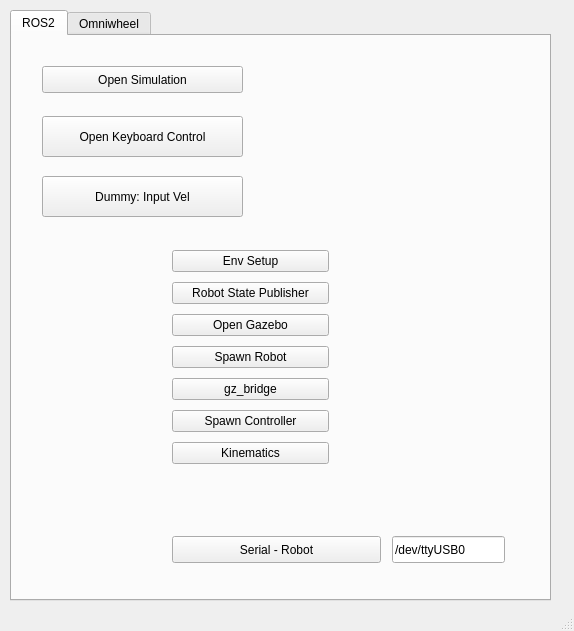
The window that form.ui (Bakso14/pyqt_omniwheel) describes before a commit, drawn with Qt 5.
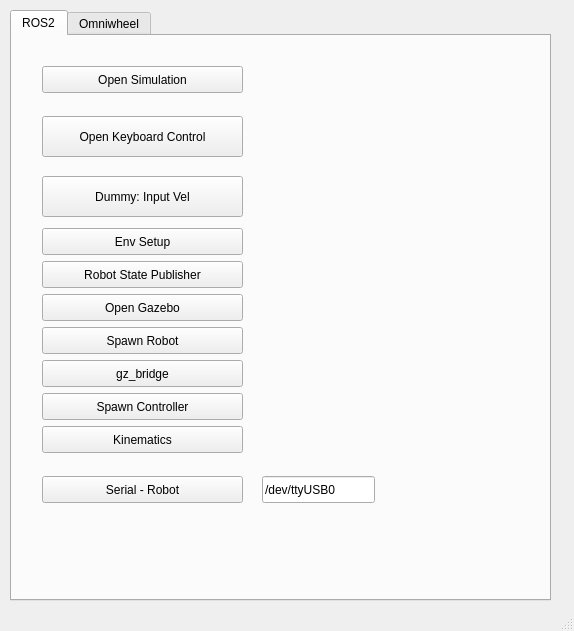
The same window after the commit.

Diff of the .ui file:
```diff
--- a/form.ui
+++ b/form.ui
@@ -69,73 +69,12 @@
        <string>Dummy: Input Vel</string>
       </property>
      </widget>
-     <widget class="QWidget" name="layoutWidget">
-      <property name="geometry">
-       <rect>
-        <x>160</x>
-        <y>210</y>
-        <width>157</width>
-        <height>227</height>
-       </rect>
-      </property>
-      <layout class="QGridLayout" name="gridLayout">
-       <item row="0" column="0">
-        <widget class="QPushButton" name="buttonRos1">
-         <property name="text">
-          <string>Env Setup</string>
-         </property>
-        </widget>
-       </item>
-       <item row="1" column="0">
-        <widget class="QPushButton" name="buttonRos2">
-         <property name="text">
-          <string>Robot State Publisher</string>
-         </property>
-        </widget>
-       </item>
-       <item row="2" column="0">
-        <widget class="QPushButton" name="buttonRos3">
-         <property name="text">
-          <string>Open Gazebo</string>
-         </property>
-        </widget>
-       </item>
-       <item row="3" column="0">
-        <widget class="QPushButton" name="buttonRos4">
-         <property name="text">
-          <string>Spawn Robot</string>
-         </property>
-        </widget>
-       </item>
-       <item row="4" column="0">
-        <widget class="QPushButton" name="buttonRos5">
-         <property name="text">
-          <string>gz_bridge</string>
-         </property>
-        </widget>
-       </item>
-       <item row="5" column="0">
-        <widget class="QPushButton" name="buttonRos6">
-         <property name="text">
-          <string>Spawn Controller</string>
-         </property>
-        </widget>
-       </item>
-       <item row="6" column="0">
-        <widget class="QPushButton" name="buttonRos7">
-         <property name="text">
-          <string>Kinematics</string>
-         </property>
-        </widget>
-       </item>
-      </layout>
-     </widget>
      <widget class="QPushButton" name="buttonRos8">
       <property name="geometry">
        <rect>
-        <x>160</x>
-        <y>500</y>
-        <width>209</width>
+        <x>30</x>
+        <y>440</y>
+        <width>201</width>
         <height>27</height>
        </rect>
       </property>
@@ -146,8 +85,8 @@
      <widget class="QLineEdit" name="serial_port_edit">
       <property name="geometry">
        <rect>
-        <x>380</x>
-        <y>500</y>
+        <x>250</x>
+        <y>440</y>
         <width>113</width>
         <height>27</height>
        </rect>
@@ -156,6 +95,97 @@
        <string>/dev/ttyUSB0</string>
       </property>
      </widget>
+     <widget class="QPushButton" name="buttonRos7">
+      <property name="geometry">
+       <rect>
+        <x>30</x>
+        <y>390</y>
+        <width>201</width>
+        <height>27</height>
+       </rect>
+      </property>
+      <property name="text">
+       <string>Kinematics</string>
+      </property>
+     </widget>
+     <widget class="QPushButton" name="buttonRos6">
+      <property name="geometry">
+       <rect>
+        <x>30</x>
+        <y>357</y>
+        <width>201</width>
+        <height>27</height>
+       </rect>
+      </property>
+      <property name="text">
+       <string>Spawn Controller</string>
+      </property>
+     </widget>
+     <widget class="QPushButton" name="buttonRos1">
+      <property name="geometry">
+       <rect>
+        <x>30</x>
+        <y>192</y>
+        <width>201</width>
+        <height>27</height>
+       </rect>
+      </property>
+      <property name="text">
+       <string>Env Setup</string>
+      </property>
+     </widget>
+     <widget class="QPushButton" name="buttonRos5">
+      <property name="geometry">
+       <rect>
+        <x>30</x>
+        <y>324</y>
+        <width>201</width>
+        <height>27</height>
+       </rect>
+      </property>
+      <property name="text">
+       <string>gz_bridge</string>
+      </property>
+     </widget>
+     <widget class="QPushButton" name="buttonRos2">
+      <property name="geometry">
+       <rect>
+        <x>30</x>
+        <y>225</y>
+        <width>201</width>
+        <height>27</height>
+       </rect>
+      </property>
+      <property name="text">
+       <string>Robot State Publisher</string>
+      </property>
+     </widget>
+     <widget class="QPushButton" name="buttonRos3">
+      <property name="geometry">
+       <rect>
+        <x>30</x>
+        <y>258</y>
+        <width>201</width>
+        <height>27</height>
+       </rect>
+      </property>
+      <property name="text">
+       <string>Open Gazebo</string>
+      </property>
+     </widget>
+     <widget class="QPushButton" name="buttonRos4">
+      <property name="geometry">
+       <rect>
+        <x>30</x>
+        <y>291</y>
+        <width>201</width>
+        <height>27</height>
+       </rect>
+      </property>
+      <property name="text">
+       <string>Spawn Robot</string>
+      </property>
+     </widget>
      <zorder>buttonRos8</zorder>
      <zorder>pushButton</zorder>
      <zorder>pushButton_2</zorder>
```
Left out of the diff: 8 changed lines with no effect on the pictures.
